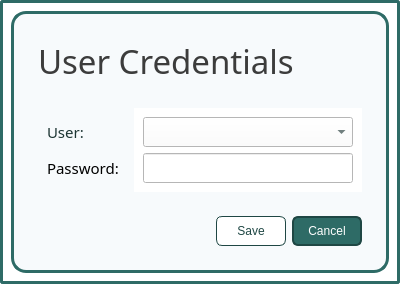
Qt form ui/popup_useraccessform.ui (karlito20/AdoraFlowProject) before a commit.
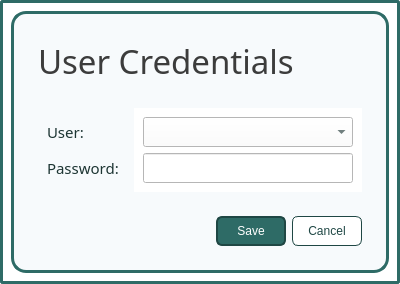
The same form after that commit.

```diff
--- a/ui/popup_useraccessform.ui
+++ b/ui/popup_useraccessform.ui
@@ -107,6 +107,9 @@
                 <pointsize>11</pointsize>
                </font>
               </property>
+              <property name="styleSheet">
+               <string notr="true">color: #1D3533;</string>
+              </property>
               <property name="text">
                <string>Password:</string>
               </property>
@@ -195,12 +198,13 @@
             <cursorShape>PointingHandCursor</cursorShape>
            </property>
            <property name="styleSheet">
-            <string notr="true">#save_button {
-	background: white;
+            <string notr="true">
+#save_button {
 	border-radius: 6px;
-	border: 1px solid #1F4744;
-	color: #1F4744;
-
+	color: white;
+	border: 2px solid #1F4744;
+	padding: 5px;
+	background: #2E6B66;
 }
 
 #save_button:hover {
@@ -229,11 +233,11 @@
            </property>
            <property name="styleSheet">
             <string notr="true">#cancel_button {
+	background: white;
 	border-radius: 6px;
-	color: white;
-	border: 2px solid #1F4744;
-	padding: 5px;
-	background: #2E6B66;
+	border: 1px solid #1F4744;
+	color: #1F4744;
+
 }
 
 #cancel_button:hover {
@@ -241,11 +245,11 @@
 	background: #265955;
 
 }
+
 #cancel_button:pressed {
-	background: #1F4744;
-	color: white;
-	border: 2px solid #1F4744;
-}</string>
+	background: #B8E0DD;
+}
+</string>
            </property>
            <property name="text">
             <string>Cancel</string>
```
Left out of the diff: 13 changed lines with no effect on the pictures.
